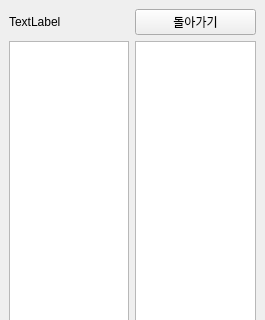
First picture: the form in wrp_list.ui, repository zinzin68/WRP, before the edit; both pictures show x 0 to 265 and y 0 to 320 of the 265 by 600 pixel window.
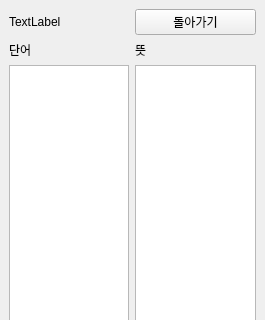
Second picture: the form after the edit. Icons and pictures are not drawn.

```diff
--- a/wrp_list.ui
+++ b/wrp_list.ui
@@ -32,12 +32,26 @@
       </property>
      </widget>
     </item>
-    <item row="1" column="0">
+    <item row="2" column="0">
      <widget class="QListView" name="wordView"/>
     </item>
-    <item row="1" column="1">
+    <item row="2" column="1">
      <widget class="QListView" name="meanView"/>
     </item>
+    <item row="1" column="0">
+     <widget class="QLabel" name="label">
+      <property name="text">
+       <string>단어</string>
+      </property>
+     </widget>
+    </item>
+    <item row="1" column="1">
+     <widget class="QLabel" name="label_2">
+      <property name="text">
+       <string>뜻</string>
+      </property>
+     </widget>
+    </item>
    </layout>
   </widget>
   <widget class="QStatusBar" name="statusbar"/>
```
